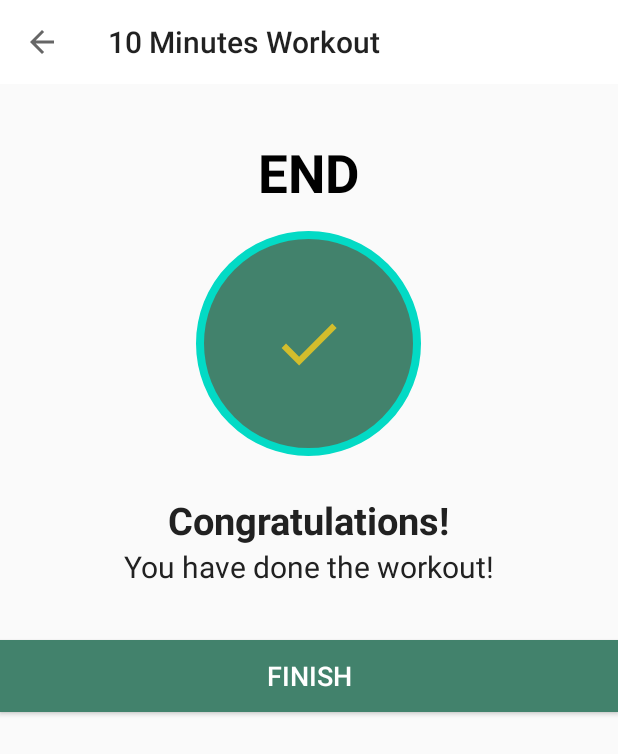
After one commit to Rizeq-D/10MinutesWorkout, an Android app built with Jetpack Compose: the FinishActivity screen opened directly, with no data from a screen before it, on a phone screen of 412 x 824 dp. The commit adds this screen. Shown: the top 754 px of the screen. Run offline under Robolectric (Android 15) with nearby library versions, the phone set to English and light mode, and no system bars.

Commit message:
created the finishing activity and customDialog for the BackButton

```diff
--- /dev/null
+++ b/app/src/main/java/com/example/a10minutesworkout/FinishActivity.kt
@@ -0,0 +1,32 @@
+package com.example.a10minutesworkout
+
+import android.os.Bundle
+import androidx.appcompat.app.AppCompatActivity
+import com.example.a10minutesworkout.databinding.ActivityFinishBinding
+
+class FinishActivity : AppCompatActivity() {
+
+    private var binding: ActivityFinishBinding? = null
+
+    override fun onCreate(savedInstanceState: Bundle?) {
+        super.onCreate(savedInstanceState)
+
+        binding = ActivityFinishBinding.inflate(layoutInflater)
+        setContentView(binding?.root)
+
+        setSupportActionBar(binding?.toolbarFinishActivity)
+        if (supportActionBar != null) {
+            supportActionBar?.setDisplayHomeAsUpEnabled(true)
+        }
+        binding?.toolbarFinishActivity?.setNavigationOnClickListener{
+            onBackPressedDispatcher.onBackPressed()
+        }
+        binding?.btnFinish?.setOnClickListener{
+            finish()
+        }
+    }
+    override fun onDestroy() {
+        super.onDestroy()
+        binding = null
+    }
+}
--- a/app/src/main/java/com/example/a10minutesworkout/MainActivity.kt
+++ b/app/src/main/java/com/example/a10minutesworkout/MainActivity.kt
@@ -16,15 +16,10 @@ class MainActivity : ComponentActivity() {
         binding = ActivityMainBinding.inflate(layoutInflater)
         setContentView(binding?.root)
 
-
         binding?.flStart?.setOnClickListener{
             val intent = Intent(this@MainActivity, ExercisesActivity::class.java)
             startActivity(intent)
-            Toast.makeText(this@MainActivity,
-                "Here we will start the exercises.", Toast.LENGTH_LONG).show()
-
         }
-
     }
     override fun onDestroy() {
         super.onDestroy()
--- /dev/null
+++ b/app/src/main/res/drawable/action_done.xml
@@ -0,0 +1,12 @@
+<?xml version="1.0" encoding="utf-8"?>
+<vector xmlns:android="http://schemas.android.com/apk/res/android"
+    android:width="24dp"
+    android:height="24dp"
+    android:viewportWidth="24"
+    android:viewportHeight="24"
+    android:tint="#f8cc1b"
+    android:alpha="0.8">
+    <path
+        android:fillColor="#FF03DAC5"
+        android:pathData="M9,16.2L4.8,12l-1.4,1.4L9,19 21,7l-1.4,-1.4L9,16.2z"/>
+</vector>
--- /dev/null
+++ b/app/src/main/res/layout/activity_finish.xml
@@ -0,0 +1,69 @@
+<?xml version="1.0" encoding="utf-8"?>
+<LinearLayout
+    xmlns:android="http://schemas.android.com/apk/res/android"
+    xmlns:tools="http://schemas.android.com/tools"
+    android:layout_width="match_parent"
+    android:layout_height="match_parent"
+    android:gravity="center_horizontal"
+    android:orientation="vertical"
+    tools:context=".FinishActivity">
+
+    <androidx.appcompat.widget.Toolbar
+        android:id="@+id/toolbar_finish_activity"
+        android:layout_width="match_parent"
+        android:layout_height="?android:attr/actionBarSize"
+        android:background="#FFFFFF" />
+
+    <TextView
+        android:id="@+id/tvEnd"
+        android:layout_width="wrap_content"
+        android:layout_height="wrap_content"
+        android:layout_marginTop="35dp"
+        android:text="END"
+        android:textColor="@color/Black"
+        android:textStyle="bold"
+        android:textSize="35sp" />
+
+    <LinearLayout
+        android:layout_width="150dp"
+        android:layout_height="150dp"
+        android:layout_gravity="center"
+        android:layout_marginTop="15dp"
+        android:background="@drawable/item_circular_color_accent_border"
+        android:gravity="center">
+
+        <ImageView
+            android:layout_width="50dp"
+            android:layout_height="50dp"
+            android:contentDescription="@string/start_image"
+            android:src="@drawable/action_done" />
+    </LinearLayout>
+
+    <TextView
+        android:layout_width="wrap_content"
+        android:layout_height="wrap_content"
+        android:layout_marginTop="25dp"
+        android:text="@string/congratulations"
+        android:textStyle="bold"
+        android:textColor="#212121"
+        android:textSize="25sp" />
+
+    <TextView
+        android:layout_width="wrap_content"
+        android:layout_height="wrap_content"
+        android:text="@string/you_have_done_the_workout"
+        android:textColor="#212121"
+        android:textSize="20sp" />
+
+    <Button
+        android:id="@+id/btnFinish"
+        android:layout_width="match_parent"
+        android:layout_height="wrap_content"
+        android:layout_gravity="bottom"
+        android:layout_marginTop="35dp"
+        android:background="@color/Grass"
+        android:text="@string/finish"
+        android:textColor="#FFFFFF"
+        android:textSize="18sp" />
+
+</LinearLayout>
--- a/app/src/main/res/values/strings.xml
+++ b/app/src/main/res/values/strings.xml
@@ -2,4 +2,11 @@
     <string name="app_name">10 Minutes Workout</string>
     <string name="start">Start</string>
     <string name="start_image">Start Image</string>
+    <string name="congratulations">Congratulations!</string>
+    <string name="you_have_done_the_workout">You have done the workout!</string>
+    <string name="finish">FINISH</string>
+    <string name="are_you_sure">Are you sure?</string>
+    <string name="are_you_sure_you_want_to_quit">This will stop your workout. You\'ve come this far, are you sure you want to quit?</string>
+    <string name="yes">YES</string>
+    <string name="no">NO</string>
 </resources>
```
Also changed, not shown: app/src/main/AndroidManifest.xml (+6 -2 lines), app/src/main/java/com/example/a10minutesworkout/ExercisesActivity.kt (+35 -16 lines), app/src/main/res/layout/dialog_custome_back_confirmation.xml (added, +60 -0 lines).
